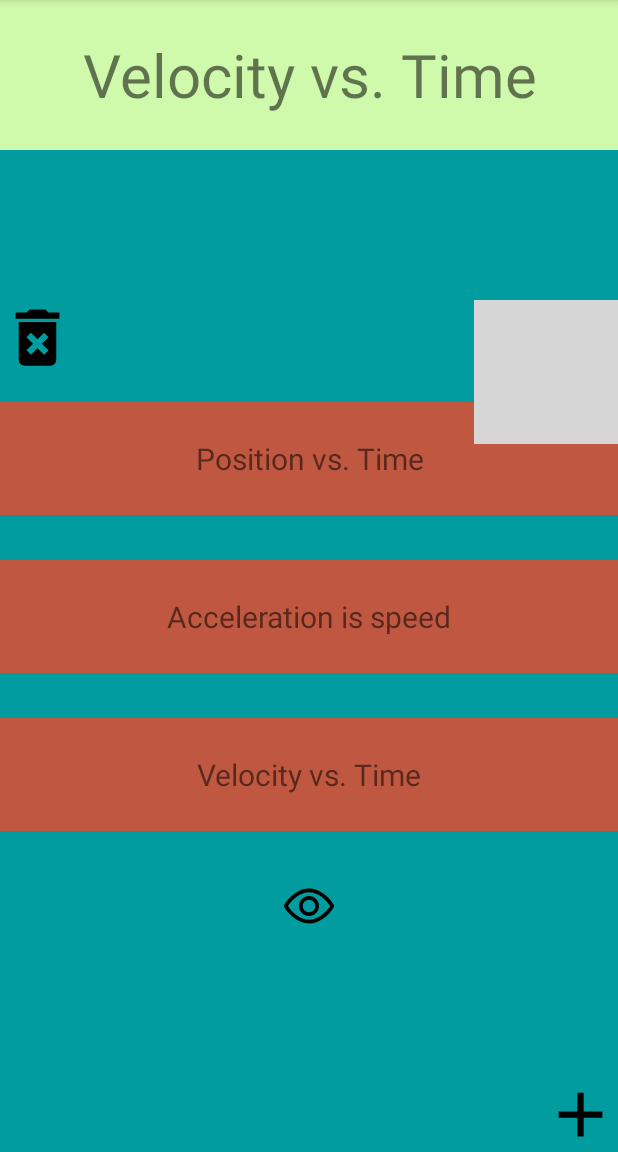
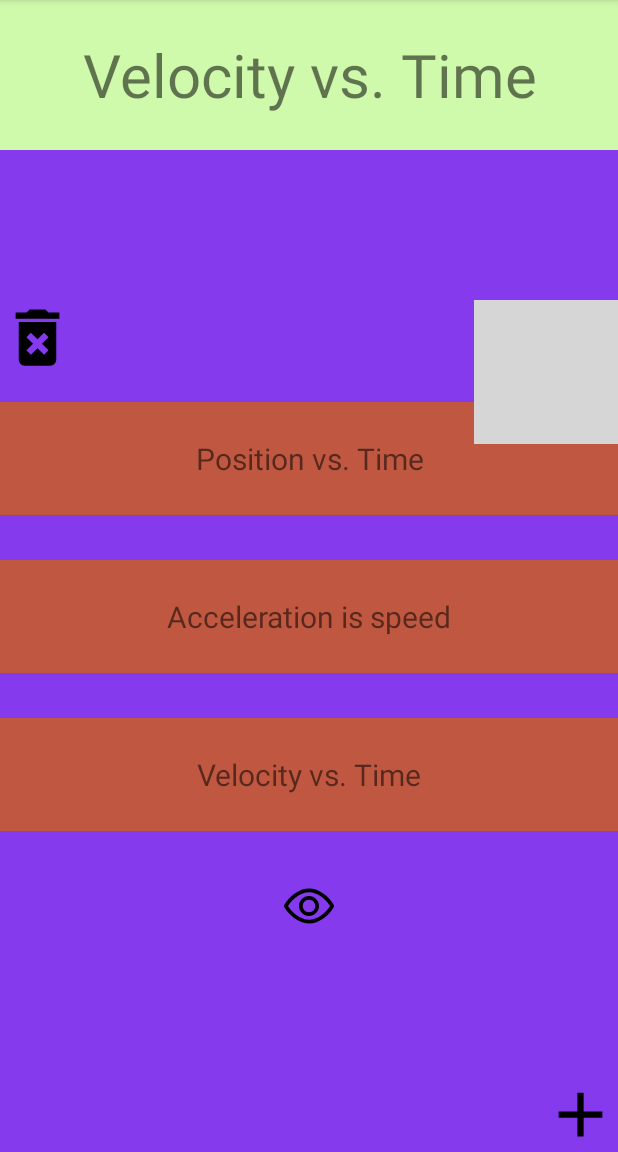
Before and after one commit to q10rcode/Flashcard-app, an Android app: the screen it shows after launch (MainActivity), after a tap on "What is acceleration?", on a phone screen of 412 x 824 dp, the part 84-1236 px from its top. Run offline under Robolectric (Android 15) with nearby library versions, the phone set to English and light mode, and no system bars; 3 statements that could not run were skipped; grey boxes are pictures that could not be loaded.

Commit message:
Finished Lab 3 Requirements!

```diff
--- a/app/src/main/res/layout/activity_add_card.xml
+++ b/app/src/main/res/layout/activity_add_card.xml
@@ -1,5 +1,6 @@
 <?xml version="1.0" encoding="utf-8"?>
 <RelativeLayout xmlns:android="http://schemas.android.com/apk/res/android"
+    android:background="#853bed"
     xmlns:app="http://schemas.android.com/apk/res-auto"
     xmlns:tools="http://schemas.android.com/tools"
     android:layout_width="match_parent"
--- a/app/src/main/res/layout/activity_main.xml
+++ b/app/src/main/res/layout/activity_main.xml
@@ -1,6 +1,6 @@
 <?xml version="1.0" encoding="utf-8"?>
 <RelativeLayout
-    android:background="#009C9F"
+    android:background="#853bed"
     xmlns:android="http://schemas.android.com/apk/res/android"
     xmlns:tools="http://schemas.android.com/tools"
     xmlns:app="http://schemas.android.com/apk/res-auto"
```
